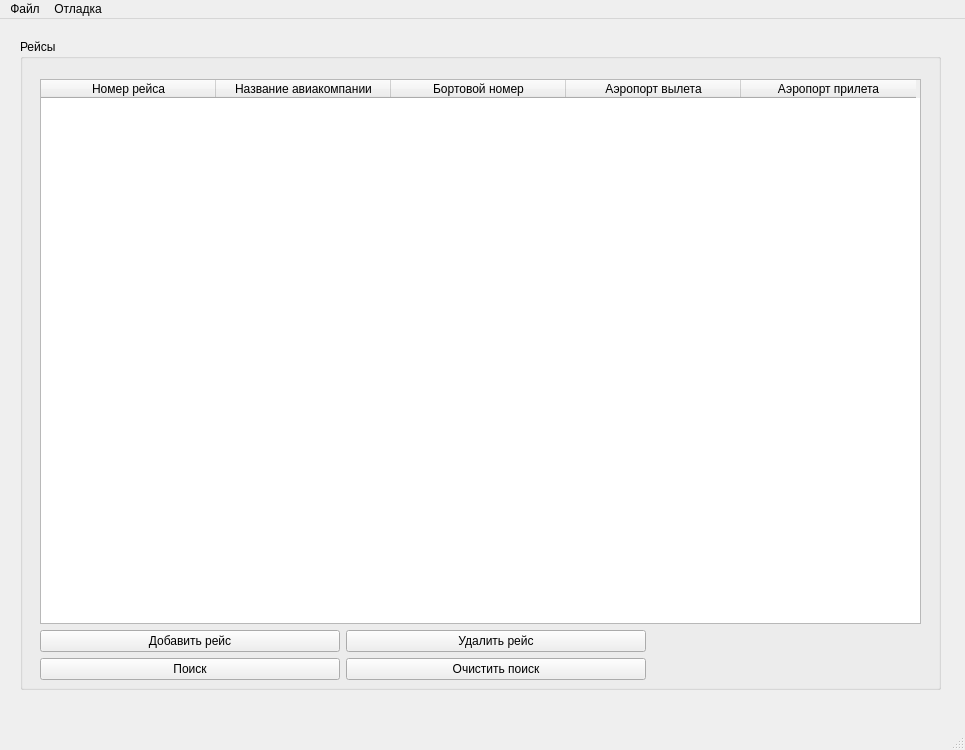
First picture: the form in mainwindow.ui, repository MrRufRUS/CourseWork2023, before the edit.
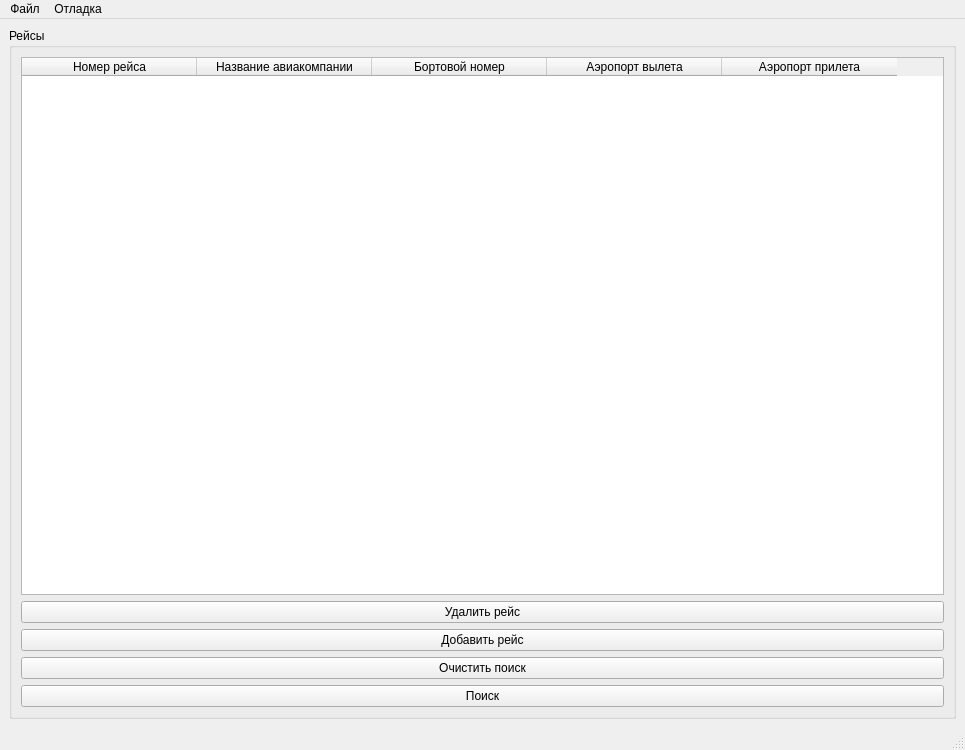
Second picture: the form after the edit.

What changed in the file:
```diff
--- a/mainwindow.ui
+++ b/mainwindow.ui
@@ -20,33 +20,20 @@
    <string>Аэропорт</string>
   </property>
   <widget class="QWidget" name="centralwidget">
+   <layout class="QVBoxLayout" name="verticalLayout_2">
+    <item>
    <widget class="QGroupBox" name="GroupOfFlight">
-    <property name="geometry">
-     <rect>
-      <x>20</x>
-      <y>20</y>
-      <width>921</width>
-      <height>651</height>
-     </rect>
-    </property>
     <property name="title">
      <string>Рейсы</string>
     </property>
-    <widget class="QWidget" name="layoutWidget">
-     <property name="geometry">
-      <rect>
-       <x>20</x>
-       <y>40</y>
-       <width>881</width>
-       <height>601</height>
-      </rect>
-     </property>
+      <layout class="QVBoxLayout" name="verticalLayout_4">
+       <item>
      <layout class="QVBoxLayout" name="verticalLayout">
       <item>
        <widget class="QTableWidget" name="flights">
         <property name="maximumSize">
          <size>
-          <width>1000</width>
+             <width>16777215</width>
           <height>16777215</height>
          </size>
         </property>
@@ -68,6 +55,9 @@
         <property name="sortingEnabled">
          <bool>false</bool>
         </property>
+           <property name="wordWrap">
+            <bool>true</bool>
+           </property>
         <property name="rowCount">
          <number>0</number>
         </property>
@@ -89,6 +79,12 @@
         <attribute name="verticalHeaderVisible">
          <bool>true</bool>
         </attribute>
+           <attribute name="verticalHeaderCascadingSectionResizes">
+            <bool>false</bool>
+           </attribute>
+           <attribute name="verticalHeaderDefaultSectionSize">
+            <number>32</number>
+           </attribute>
         <column>
          <property name="text">
           <string>Номер рейса</string>
@@ -117,34 +113,15 @@
        </widget>
       </item>
       <item>
-       <layout class="QFormLayout" name="formLayout">
+          <layout class="QVBoxLayout" name="verticalLayout_3">
         <property name="sizeConstraint">
          <enum>QLayout::SetFixedSize</enum>
         </property>
-        <item row="0" column="0">
-         <widget class="QPushButton" name="addFlight">
-          <property name="minimumSize">
-           <size>
-            <width>300</width>
-            <height>0</height>
-           </size>
-          </property>
-          <property name="maximumSize">
-           <size>
-            <width>500</width>
-            <height>16777215</height>
-           </size>
-          </property>
-          <property name="text">
-           <string>Добавить рейс</string>
-          </property>
-         </widget>
-        </item>
-        <item row="0" column="1">
+           <item>
          <widget class="QPushButton" name="removeFlight">
           <property name="maximumSize">
            <size>
-            <width>300</width>
+               <width>16777215</width>
             <height>16777215</height>
            </size>
           </property>
@@ -153,27 +130,33 @@
           </property>
          </widget>
         </item>
-        <item row="1" column="0">
-         <widget class="QPushButton" name="search">
+           <item>
+            <widget class="QPushButton" name="addFlight">
           <property name="minimumSize">
            <size>
             <width>300</width>
             <height>0</height>
            </size>
           </property>
+             <property name="maximumSize">
+              <size>
+               <width>16777215</width>
+               <height>16777215</height>
+              </size>
+             </property>
           <property name="text">
-           <string>Поиск</string>
+              <string>Добавить рейс</string>
           </property>
          </widget>
         </item>
-        <item row="1" column="1">
+           <item>
          <widget class="QPushButton" name="cleanSearch">
           <property name="enabled">
            <bool>true</bool>
           </property>
           <property name="maximumSize">
            <size>
-            <width>300</width>
+               <width>16777215</width>
             <height>16777215</height>
            </size>
           </property>
@@ -182,11 +165,27 @@
           </property>
          </widget>
         </item>
+           <item>
+            <widget class="QPushButton" name="search">
+             <property name="minimumSize">
+              <size>
+               <width>300</width>
+               <height>0</height>
+              </size>
+             </property>
+             <property name="text">
+              <string>Поиск</string>
+             </property>
+            </widget>
+           </item>
        </layout>
       </item>
      </layout>
-    </widget>
-   </widget>
+       </item>
+      </layout>
+     </widget>
+    </item>
+   </layout>
   </widget>
   <widget class="QMenuBar" name="menubar">
    <property name="geometry">
```
Lines whose indentation alone changed are shown as unchanged.
